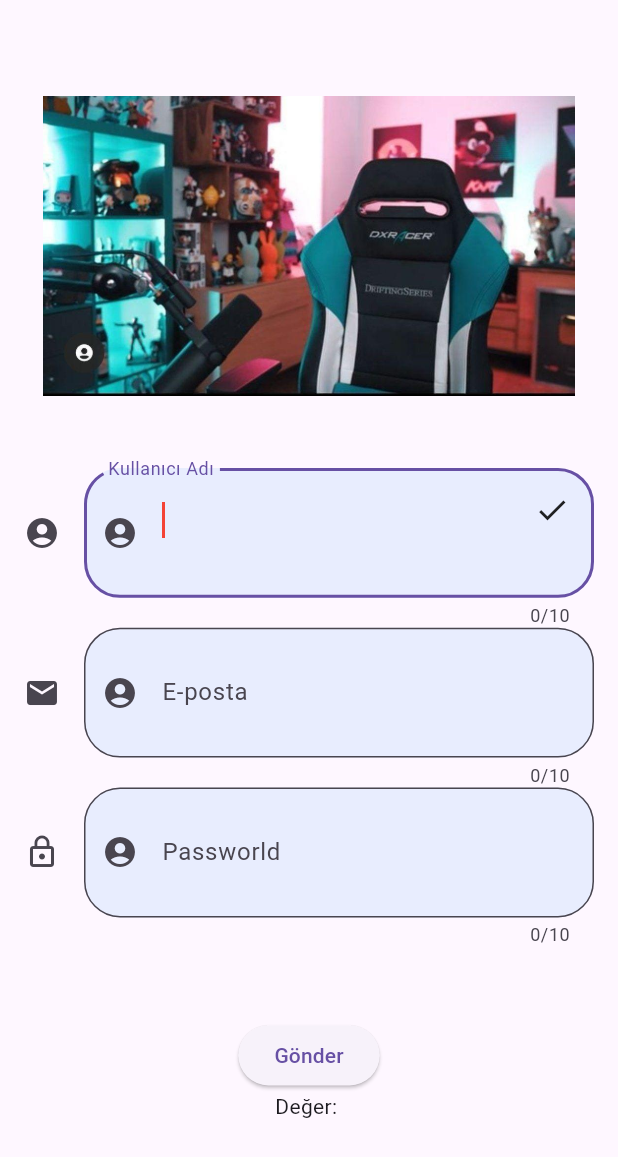
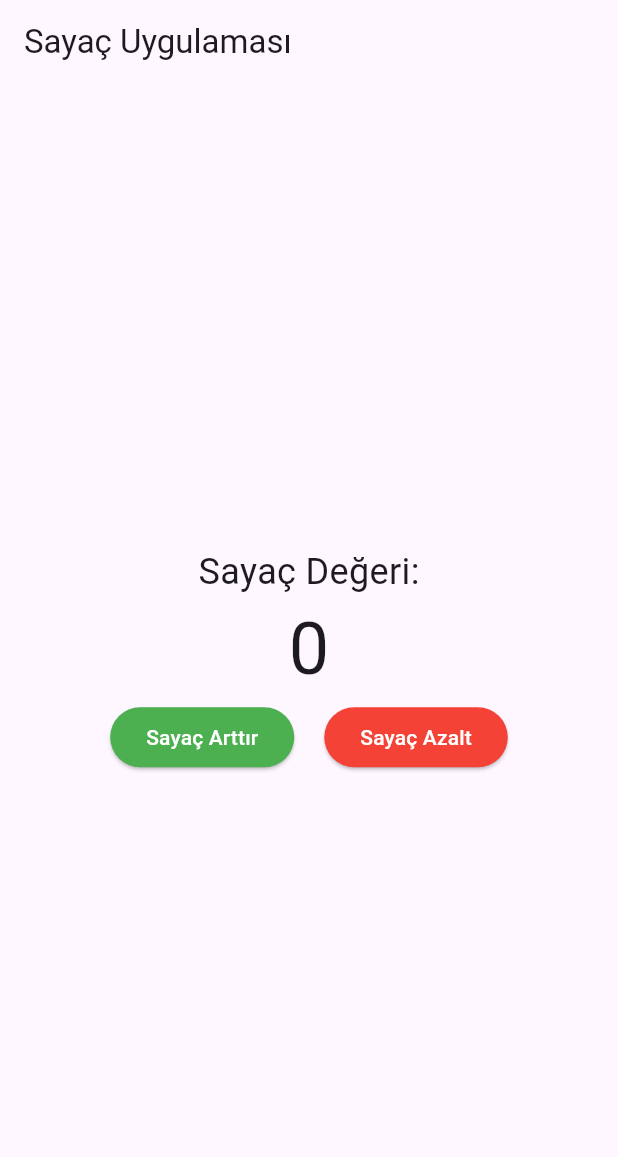
Before and after one commit to BatuhanDemirDev/btkFlutterinotlarim1, a Flutter app: the screen it shows after launch, on a phone screen of 412 x 824 dp. Shown: the top 1157 px of the screen. Run offline on Flutter 3.47's test engine with Material 3 defaults, Android fonts, the phone set to English and light mode, and no system bars.

Commit message:
lib/101 folder - added controller_focusnode, globalkeywsayac, sayacwidget and updated main.dart

```diff
--- /dev/null
+++ b/lib/101/globalkeywsayac.dart
@@ -0,0 +1,49 @@
+import 'package:btkakademi/101/sayacwidget.dart';
+import 'package:flutter/material.dart';
+
+class Sayacuygulamasi extends StatelessWidget {
+Sayacuygulamasi({super.key});
+final _sayacKey = GlobalKey<SayacwidgetState>();
+
+  @override
+  Widget build(BuildContext context) {
+    return Scaffold(
+      appBar: AppBar(
+        title: const Text('Sayaç Uygulaması'),
+      ),
+      body: Center(
+        child: Column(
+          mainAxisAlignment: MainAxisAlignment.center,
+          children: [
+            Text('Sayaç Değeri:', style: TextStyle(fontSize: 24),),
+            Sayacwidget(key: _sayacKey,),
+            Row(
+              mainAxisAlignment: MainAxisAlignment.center,
+              children: [
+                ElevatedButton(
+                  onPressed: () {
+                    _sayacKey.currentState?.sayacArttir();
+                  },
+                  child: const Text('Sayaç Arttır'),
+                  style: ElevatedButton.styleFrom(
+                    backgroundColor: Colors.green,
+                    foregroundColor: Colors.white,
+                  ),
+              ),
+              SizedBox(width: 20),
+              ElevatedButton(onPressed: (){
+              _sayacKey.currentState?.sayacAzalt();
+              },
+              child: const Text('Sayaç Azalt'),
+              style: ElevatedButton.styleFrom(
+                backgroundColor: Colors.red,
+                foregroundColor: Colors.white,
+              )
+            ),
+          ],
+        ), ]
+      ),
+    ),
+    );
+}
+}
--- /dev/null
+++ b/lib/101/sayacwidget.dart
@@ -0,0 +1,33 @@
+import 'package:flutter/material.dart';
+
+class Sayacwidget extends StatefulWidget {
+  const Sayacwidget({super.key});
+
+  @override
+  State<Sayacwidget> createState() => SayacwidgetState();
+}
+
+class SayacwidgetState extends State<Sayacwidget> {
+  int _sayac = 0; // Değişken artık burada
+
+  // Dışarıdan erişilecek fonksiyonlar
+  void sayacArttir() {
+    setState(() {
+      _sayac++;
+    });
+  }
+
+  void sayacAzalt() {
+    setState(() {
+      _sayac--;
+    });
+  }
+
+  @override
+  Widget build(BuildContext context) {
+    return Text(
+      _sayac.toString(),
+      style: const TextStyle(fontSize: 48),
+    );
+  }
+}
--- a/lib/main.dart
+++ b/lib/main.dart
@@ -1,5 +1,6 @@
+import 'package:btkakademi/101/globalkeywsayac.dart';
 import 'package:flutter/material.dart';
-import '101/textfieldbtk.dart';
+
 
 void main() {
   runApp(const MyApp());
@@ -12,7 +13,7 @@ class MyApp extends StatelessWidget {
   Widget build(BuildContext context) {
     return MaterialApp(
       debugShowCheckedModeBanner: false,
-      home: const TextFieldWidget(),
+      home: Sayacuygulamasi(),
     );
   }
 }
```
Also changed, not shown: lib/101/controller_focusnode.dart (added, +174 -0 lines).
